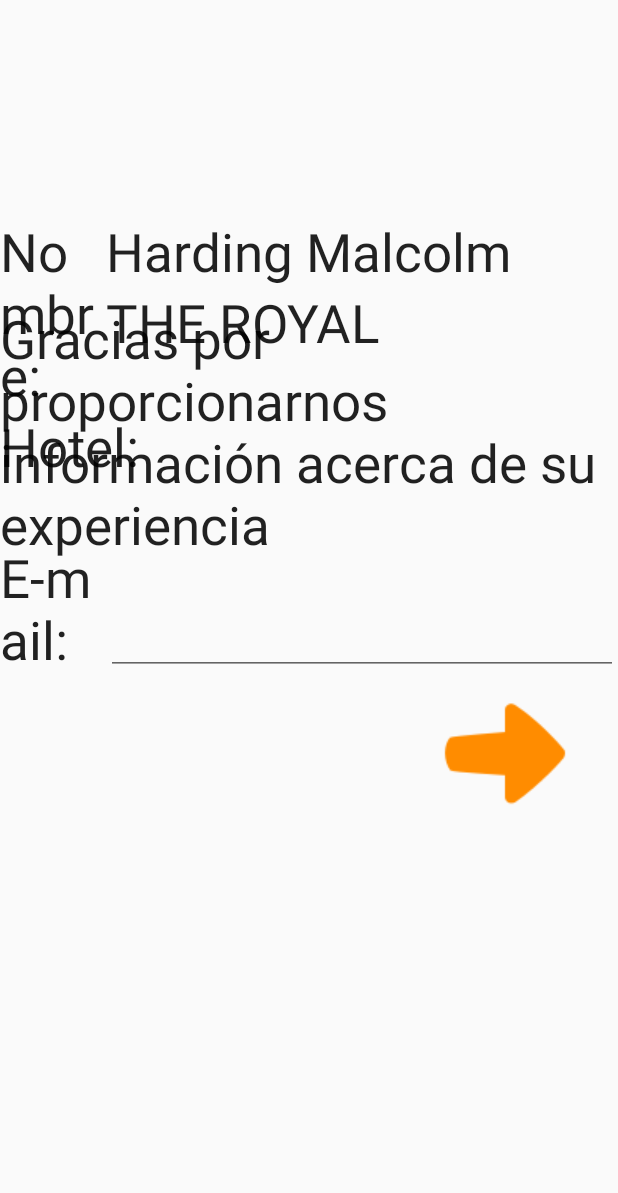
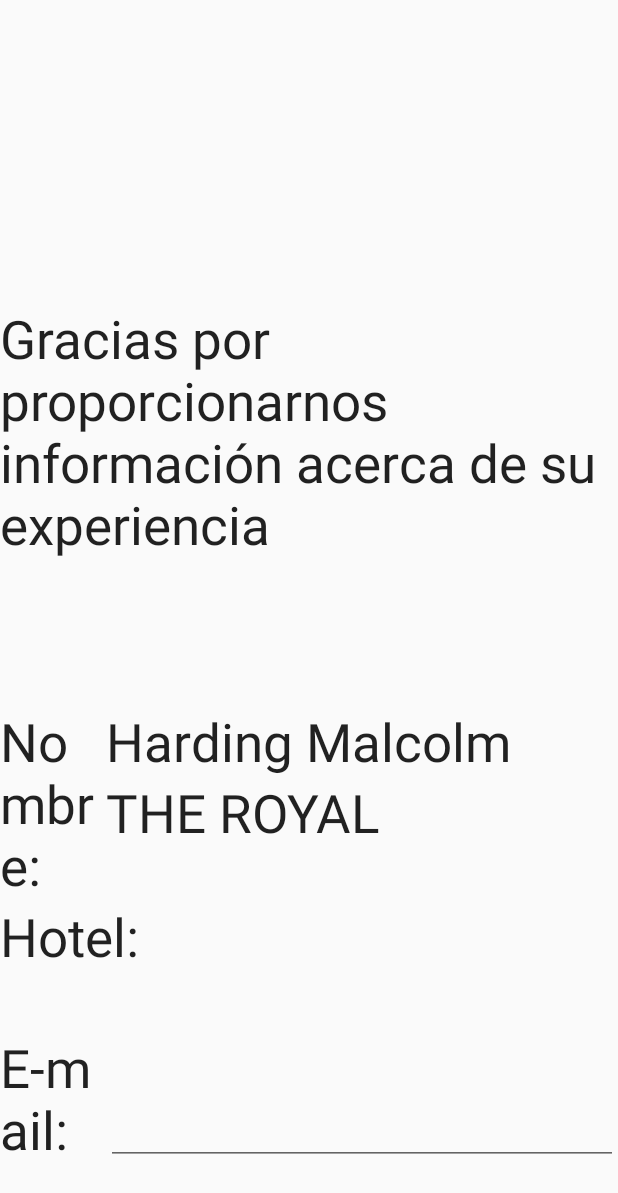
Before and after one commit to ramlok1/MyApplication, an Android app: the fragment Inicio shown on its own in the app's theme, on a phone screen of 412 x 824 dp. Shown: the top 1193 px of the screen. Run offline under Robolectric (Android 15) with nearby library versions, the phone set to English and light mode, and no system bars.

Commit message:
cambios natura 1

```diff
--- a/app/src/main/java/com/example/mobilesdblack/ejemplo2/Confirmacion.java
+++ b/app/src/main/java/com/example/mobilesdblack/ejemplo2/Confirmacion.java
@@ -32,7 +32,7 @@
 
         AdminSQLiteOpenHelper admin = new AdminSQLiteOpenHelper(getApplicationContext(), "cuestionarios", null, variables_publicas.version_local_database);
         SQLiteDatabase bd = admin.getWritableDatabase();
-        Cursor d = bd.rawQuery("select titulo,mensaje from encuestaMensaje where idioma = "+variables_publicas.idioma,null);
+        Cursor d = bd.rawQuery("select titulo,mensaje from encuestaMensaje where idioma = "+variables_publicas.idioma+" and titulo!='bmensaje'",null);
         if (d != null) {
             if (d.moveToFirst()) {
                 do {
--- a/app/src/main/res/layout/fragment_inicio.xml
+++ b/app/src/main/res/layout/fragment_inicio.xml
@@ -65,7 +65,7 @@
             android:text="Harding Malcolm"
             android:textAppearance="?android:attr/textAppearanceLarge"
             android:textSize="35dp"
-            android:layout_below="@+id/textView9"
+            android:layout_below="@+id/txtmensaje"
             android:layout_centerHorizontal="true" />
 
         <TextView
@@ -93,8 +93,8 @@
             android:layout_width="match_parent"
             android:layout_height="50dp"
             android:layout_alignBottom="@+id/textView12"
-            android:layout_alignEnd="@+id/textView9"
-            android:layout_alignRight="@+id/textView9"
+            android:layout_alignEnd="@+id/txtmensaje"
+            android:layout_alignRight="@+id/txtmensaje"
             android:layout_below="@+id/txtHotelE"
             android:layout_gravity="center"
             android:layout_toRightOf="@+id/textView12"
```
Also changed, not shown: app/src/main/java/com/example/mobilesdblack/ejemplo2/FragmentChild.java (+18 -0 lines), app/src/main/java/com/example/mobilesdblack/ejemplo2/Operacion.java (+14 -13 lines).
